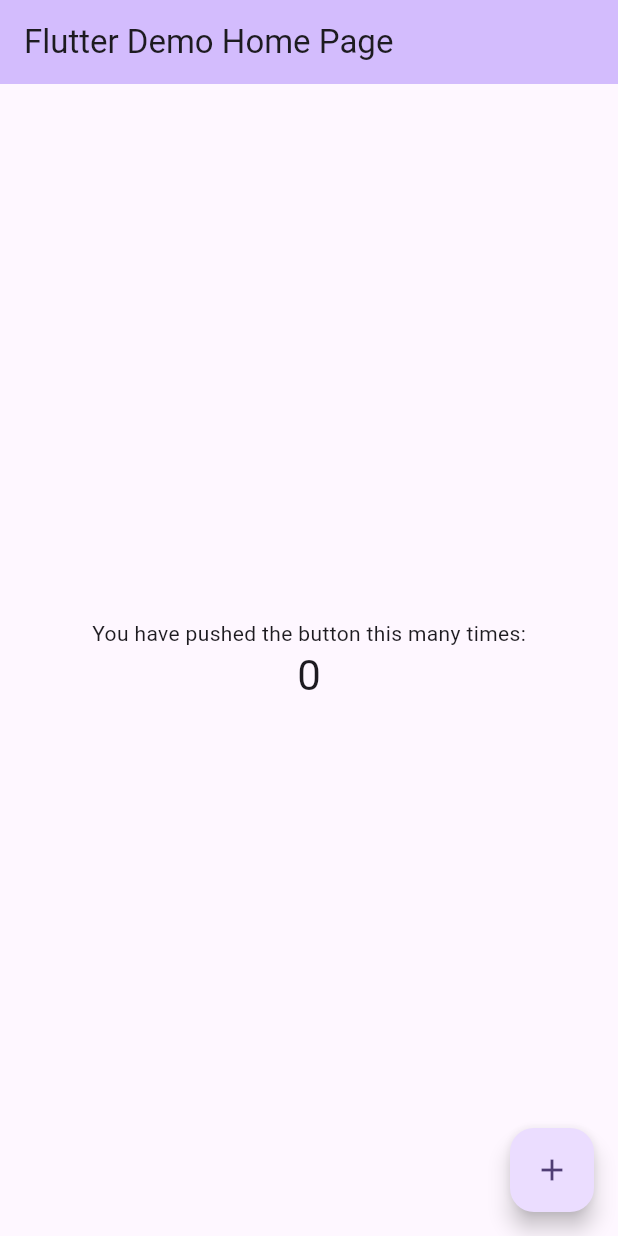
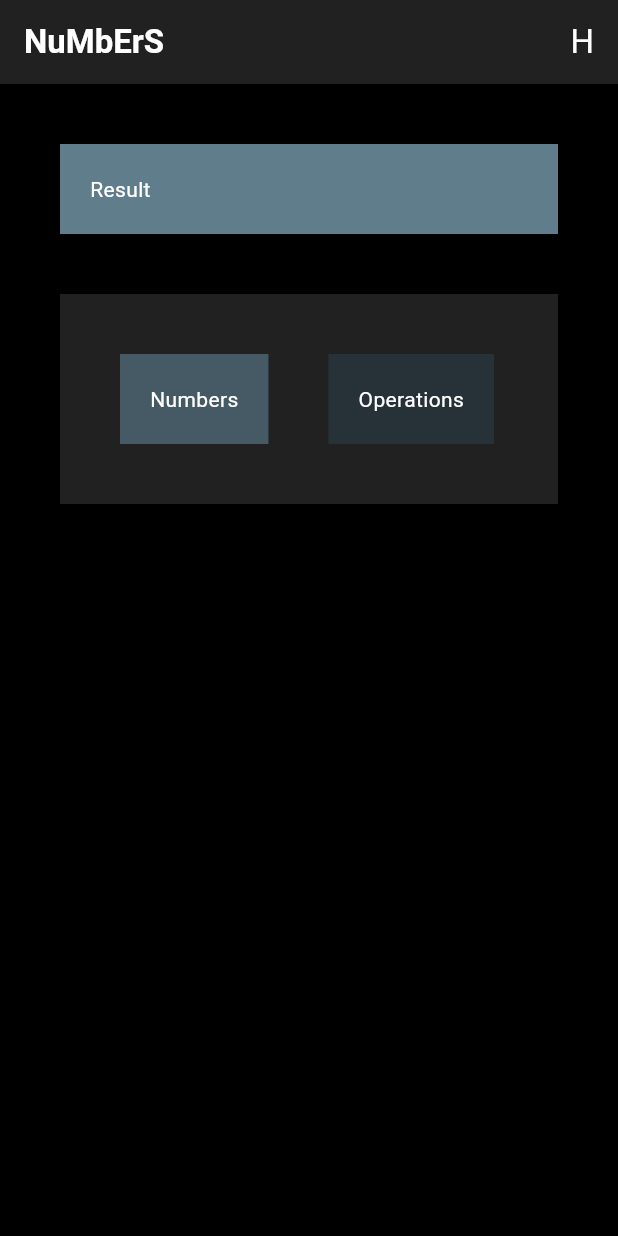
Before and after one commit to Niewiaro/flutter_calculator, a Flutter app: the screen it shows after launch, on a phone screen of 412 x 824 dp. Run offline on Flutter 3.47's test engine with Material 3 defaults, Android fonts, the phone set to English and light mode, and no system bars.

Commit message:
style: layout

```diff
--- /dev/null
+++ b/lib/home.dart
@@ -0,0 +1,56 @@
+import 'package:flutter/material.dart';
+
+class Home extends StatelessWidget {
+  const Home({super.key});
+
+  @override
+  Widget build(BuildContext context) {
+    return Scaffold(
+      appBar: AppBar(
+        title: Row(
+          children: const [
+            Text('NuMbErS', style: TextStyle(fontWeight: FontWeight.bold)),
+            Expanded(child: SizedBox()),
+            Text('H'),
+          ],
+        ),
+        centerTitle: false,
+      ),
+      body: Container(
+        padding: const EdgeInsets.all(20),
+        child: Column(
+          crossAxisAlignment: CrossAxisAlignment.stretch,
+          children: [
+            Container(
+              color: Colors.blueGrey[500],
+              margin: const EdgeInsets.all(20),
+              padding: const EdgeInsets.all(20),
+              child: const Text("Result"),
+            ),
+            Container(
+              color: Colors.grey[900],
+              margin: const EdgeInsets.all(20),
+              padding: const EdgeInsets.all(20),
+              child: Row(
+                children: [
+                  Container(
+                    color: Colors.blueGrey[700],
+                    margin: const EdgeInsets.all(20),
+                    padding: const EdgeInsets.all(20),
+                    child: const Text("Numbers"),
+                  ),
+                  Container(
+                    color: Colors.blueGrey[900],
+                    margin: const EdgeInsets.all(20),
+                    padding: const EdgeInsets.all(20),
+                    child: const Text("Operations"),
+                  ),
+                ],
+              ),
+            ),
+          ],
+        ),
+      ),
+    );
+  }
+}
--- a/lib/main.dart
+++ b/lib/main.dart
@@ -1,4 +1,5 @@
 import 'package:flutter/material.dart';
+import 'package:flutter_calculator/home.dart';
 
 void main() {
   runApp(const MyApp());
@@ -7,116 +8,27 @@ void main() {
 class MyApp extends StatelessWidget {
   const MyApp({super.key});
 
-  // This widget is the root of your application.
   @override
   Widget build(BuildContext context) {
     return MaterialApp(
-      title: 'Flutter Demo',
+      title: 'Flutter Calculator',
+      debugShowCheckedModeBanner: false,
       theme: ThemeData(
-        // This is the theme of your application.
-        //
-        // TRY THIS: Try running your application with "flutter run". You'll see
-        // the application has a purple toolbar. Then, without quitting the app,
-        // try changing the seedColor in the colorScheme below to Colors.green
-        // and then invoke "hot reload" (save your changes or press the "hot
-        // reload" button in a Flutter-supported IDE, or press "r" if you used
-        // the command line to start the app).
-        //
-        // Notice that the counter didn't reset back to zero; the application
-        // state is not lost during the reload. To reset the state, use hot
-        // restart instead.
-        //
-        // This works for code too, not just values: Most code changes can be
-        // tested with just a hot reload.
-        colorScheme: ColorScheme.fromSeed(seedColor: Colors.deepPurple),
+        brightness: Brightness.dark,
+        colorScheme: ColorScheme.fromSeed(
+          seedColor: Colors.deepPurple,
+          brightness: Brightness.dark,
+        ),
+        scaffoldBackgroundColor: Colors.black,
+        appBarTheme: AppBarTheme(
+          backgroundColor: Colors.grey[900],
+          foregroundColor: Colors.white,
+        ),
+        textTheme: const TextTheme(
+          bodyMedium: TextStyle(color: Colors.white),
+        ),
       ),
-      home: const MyHomePage(title: 'Flutter Demo Home Page'),
+      home: const Home(),
     );
   }
 }
-
-class MyHomePage extends StatefulWidget {
-  const MyHomePage({super.key, required this.title});
-
-  // This widget is the home page of your application. It is stateful, meaning
-  // that it has a State object (defined below) that contains fields that affect
-  // how it looks.
-
-  // This class is the configuration for the state. It holds the values (in this
-  // case the title) provided by the parent (in this case the App widget) and
-  // used by the build method of the State. Fields in a Widget subclass are
-  // always marked "final".
-
-  final String title;
-
-  @override
-  State<MyHomePage> createState() => _MyHomePageState();
-}
-
-class _MyHomePageState extends State<MyHomePage> {
-  int _counter = 0;
-
-  void _incrementCounter() {
-    setState(() {
-      // This call to setState tells the Flutter framework that something has
-      // changed in this State, which causes it to rerun the build method below
-      // so that the display can reflect the updated values. If we changed
-      // _counter without calling setState(), then the build method would not be
-      // called again, and so nothing would appear to happen.
-      _counter++;
-    });
-  }
-
-  @override
-  Widget build(BuildContext context) {
-    // This method is rerun every time setState is called, for instance as done
-    // by the _incrementCounter method above.
-    //
-    // The Flutter framework has been optimized to make rerunning build methods
-    // fast, so that you can just rebuild anything that needs updating rather
-    // than having to individually change instances of widgets.
-    return Scaffold(
-      appBar: AppBar(
-        // TRY THIS: Try changing the color here to a specific color (to
-        // Colors.amber, perhaps?) and trigger a hot reload to see the AppBar
-        // change color while the other colors stay the same.
-        backgroundColor: Theme.of(context).colorScheme.inversePrimary,
-        // Here we take the value from the MyHomePage object that was created by
-        // the App.build method, and use it to set our appbar title.
-        title: Text(widget.title),
-      ),
-      body: Center(
-        // Center is a layout widget. It takes a single child and positions it
-        // in the middle of the parent.
-        child: Column(
-          // Column is also a layout widget. It takes a list of children and
-          // arranges them vertically. By default, it sizes itself to fit its
-          // children horizontally, and tries to be as tall as its parent.
-          //
-          // Column has various properties to control how it sizes itself and
-          // how it positions its children. Here we use mainAxisAlignment to
-          // center the children vertically; the main axis here is the vertical
-          // axis because Columns are vertical (the cross axis would be
-          // horizontal).
-          //
-          // TRY THIS: Invoke "debug painting" (choose the "Toggle Debug Paint"
-          // action in the IDE, or press "p" in the console), to see the
-          // wireframe for each widget.
-          mainAxisAlignment: MainAxisAlignment.center,
-          children: <Widget>[
-            const Text('You have pushed the button this many times:'),
-            Text(
-              '$_counter',
-              style: Theme.of(context).textTheme.headlineMedium,
-            ),
-          ],
-        ),
-      ),
-      floatingActionButton: FloatingActionButton(
-        onPressed: _incrementCounter,
-        tooltip: 'Increment',
-        child: const Icon(Icons.add),
-      ), // This trailing comma makes auto-formatting nicer for build methods.
-    );
-  }
-}
```
